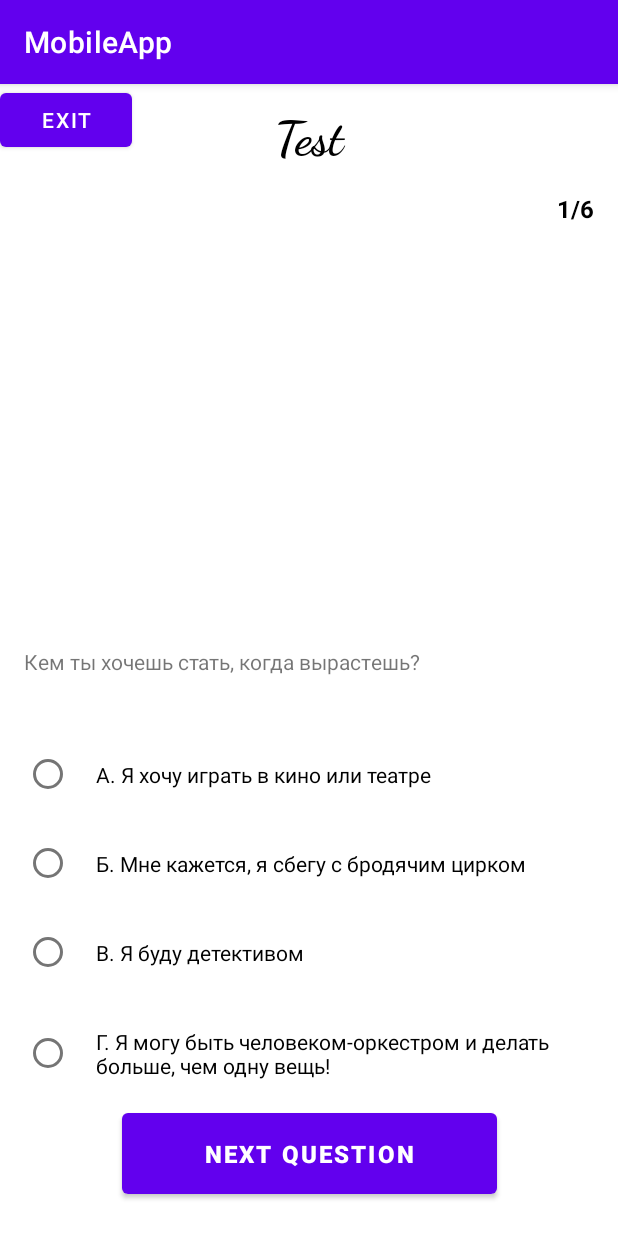
After one commit to Arinaky/MobileApp, an Android app: the QuizActivity screen opened directly, with no data from a screen before it, on a phone screen of 412 x 824 dp. The commit adds this screen. Run offline under Robolectric (Android 15) with nearby library versions, the phone set to English and light mode, and no system bars; libraries missing offline, so code that uses them is left out: com.vk.api.

Commit message:
Add Quiz

```diff
--- a/app/src/main/AndroidManifest.xml
+++ b/app/src/main/AndroidManifest.xml
@@ -14,7 +14,6 @@
             android:exported="true">
             <intent-filter>
                 <action android:name="android.intent.action.MAIN" />
-
                 <category android:name="android.intent.category.LAUNCHER" />
             </intent-filter>
         </activity>
@@ -26,6 +25,10 @@
             android:name=".MainActivity"
             android:exported="true"
             />
+        <activity
+            android:name=".QuizActivity"
+            android:exported="true"
+            />
     </application>
 
 </manifest>
--- /dev/null
+++ b/app/src/main/java/com/example/mobileapp/QuizActivity.kt
@@ -0,0 +1,131 @@
+package com.example.mobileapp
+
+import android.annotation.SuppressLint
+import android.content.Intent
+import androidx.appcompat.app.AppCompatActivity
+import android.os.Bundle
+import android.view.View
+import android.widget.*
+import androidx.fragment.app.Fragment
+import com.example.mobileapp.fragments.GamesFragment
+import com.example.mobileapp.fragments.HomeFragment
+import com.example.mobileapp.fragments.ProfileFragment
+import com.example.mobileapp.models.UserInfo
+import com.google.android.gms.auth.api.signin.GoogleSignIn
+import com.google.android.gms.auth.api.signin.GoogleSignInAccount
+import com.google.android.gms.auth.api.signin.GoogleSignInClient
+import com.google.android.gms.auth.api.signin.GoogleSignInOptions
+import com.google.android.material.bottomnavigation.BottomNavigationView
+import com.vk.api.sdk.VK
+import com.vk.api.sdk.auth.VKAccessToken
+
+class QuizActivity : AppCompatActivity() {
+
+    private val quizQuestions : Array<String> = Array(6) { "" }
+    private val quizAnswers : Array<Array<String>> = Array(4) { Array(6) { "" } }
+    private val quizScore : Array<Int> = Array(4) { 0 }
+    private lateinit var radioAnswers : RadioGroup
+    private lateinit var radioButton1 : RadioButton
+    private lateinit var radioButton2 : RadioButton
+    private lateinit var radioButton3 : RadioButton
+    private  lateinit var radioButton4 : RadioButton
+    private  lateinit var questionQuiz : TextView
+    private   lateinit var numberQuiz : TextView
+    private var currentQuestion : Int = 0
+
+    override fun onCreate(savedInstanceState: Bundle?) {
+        super.onCreate(savedInstanceState)
+        setContentView(R.layout.activity_quiz)
+
+        val exitButton = findViewById<Button>(R.id.exit_quiz)
+        exitButton.setOnClickListener {
+            finish()
+            startActivity(Intent(this, MainActivity::class.java))
+        }
+        quizAnswers[0] = arrayOf(
+            "А. Я хочу играть в кино или театре ",
+            "А. Красочный и полный жизни ",
+            "А. Банан",
+            "А. Добрые песни",
+            "А. В солнечную страну с пустынями",
+            "А. Я изменю мир!")
+        quizAnswers[1] = arrayOf(
+            "Б. Мне кажется, я сбегу с бродячим цирком ",
+            "Б. Разноцветный ",
+            "Б. Клубника ",
+            "Б. Танцевальную",
+            "Б. Куда-нибудь, где люди добрые",
+            "Б. Хочу рассмешить кого-то")
+        quizAnswers[2] = arrayOf(
+            "В. Я буду детективом ",
+            "В. Крутой и хайповый ",
+            "В. Голубика ",
+            "В. Классическую",
+            "В. К морю",
+            "В. Я чувствую грусть ")
+        quizAnswers[3] = arrayOf(
+            "Г. Я могу быть человеком-оркестром и делать больше, чем одну вещь!",
+            "Г. Каждый день ношу что-то разное",
+            "Г. Зеленое яблоко",
+            "Г. Мне нравится разная музыка, зависит от настроения",
+            "Г. Везде! Я хочу объездить весь мир ",
+            "Г. Чувствую себя, как всегда")
+
+        quizQuestions[0] = "Кем ты хочешь стать, когда вырастешь?"
+        quizQuestions[1] = "Какой у тебя стиль в одежде? "
+        quizQuestions[2] = "Выбери что-то вкусное: "
+        quizQuestions[3] = "Какую музыку ты слушаешь? "
+        quizQuestions[4] = "Куда бы тебе хотелось поехать?"
+        quizQuestions[5] = "Сегодня ты..."
+
+        radioAnswers = findViewById(R.id.radiogrp)
+        radioButton1 = findViewById(R.id.radioButton1)
+        radioButton2 = findViewById(R.id.radioButton2)
+        radioButton3 = findViewById(R.id.radioButton3)
+        radioButton4 = findViewById(R.id.radioButton4)
+
+        questionQuiz = findViewById(R.id.question_quiz)
+        numberQuiz = findViewById(R.id.question_number)
+
+        val buttonNextQuestion = findViewById<Button>(R.id.nextQuestionBtn)
+
+        buttonNextQuestion.setOnClickListener {
+            checkAnswer()
+            radioAnswers.clearCheck()
+        }
+
+        initViews()
+    }
+
+    @SuppressLint("SetTextI18n")
+    fun initViews() {
+        if (currentQuestion+1 == 7) {
+            finish()
+            startActivity(Intent(this, QuizResultActivity::class.java))
+        } else {
+            radioButton1.text = quizAnswers[0][currentQuestion]
+            radioButton2.text = quizAnswers[1][currentQuestion]
+            radioButton3.text = quizAnswers[2][currentQuestion]
+            radioButton4.text = quizAnswers[3][currentQuestion]
+
+            questionQuiz.text = quizQuestions[currentQuestion]
+            numberQuiz.text = (currentQuestion+1).toString() + "/6"
+        }
+    }
+
+    private fun checkAnswer() {
+        if (radioAnswers.checkedRadioButtonId != -1) {
+            val checkedRadioButton = findViewById<RadioButton>(radioAnswers.checkedRadioButtonId)
+            when (checkedRadioButton.text.toString()[0]) {
+                'А' -> quizScore[0] ++
+                'Б' -> quizScore[1] ++
+                'В' -> quizScore[2] ++
+                'Г' -> quizScore[3] ++
+            }
+            currentQuestion ++
+            initViews()
+        } else {
+            Toast.makeText(this, "Choose a option", Toast.LENGTH_SHORT).show()
+        }
+    }
+}
--- /dev/null
+++ b/app/src/main/java/com/example/mobileapp/QuizResultActivity.kt
@@ -0,0 +1,28 @@
+package com.example.mobileapp
+
+import android.content.Intent
+import androidx.appcompat.app.AppCompatActivity
+import android.os.Bundle
+import android.widget.Button
+import android.widget.ImageView
+import android.widget.TextView
+import androidx.fragment.app.Fragment
+import com.example.mobileapp.fragments.GamesFragment
+import com.example.mobileapp.fragments.HomeFragment
+import com.example.mobileapp.fragments.ProfileFragment
+import com.example.mobileapp.models.UserInfo
+import com.google.android.gms.auth.api.signin.GoogleSignIn
+import com.google.android.gms.auth.api.signin.GoogleSignInAccount
+import com.google.android.gms.auth.api.signin.GoogleSignInClient
+import com.google.android.gms.auth.api.signin.GoogleSignInOptions
+import com.google.android.material.bottomnavigation.BottomNavigationView
+import com.vk.api.sdk.VK
+import com.vk.api.sdk.auth.VKAccessToken
+
+class QuizResultActivity : AppCompatActivity() {
+
+    override fun onCreate(savedInstanceState: Bundle?) {
+        super.onCreate(savedInstanceState)
+        setContentView(R.layout.activity_quiz_result)
+    }
+}
--- a/app/src/main/java/com/example/mobileapp/fragments/GamesFragment.kt
+++ b/app/src/main/java/com/example/mobileapp/fragments/GamesFragment.kt
@@ -1,10 +1,13 @@
 package com.example.mobileapp.fragments
 
+import android.content.Intent
 import android.os.Bundle
-import androidx.fragment.app.Fragment
 import android.view.LayoutInflater
 import android.view.View
 import android.view.ViewGroup
+import android.widget.Button
+import androidx.fragment.app.Fragment
+import com.example.mobileapp.QuizActivity
 import com.example.mobileapp.R
 
 class GamesFragment : Fragment() {
@@ -12,7 +15,14 @@ class GamesFragment : Fragment() {
     override fun onCreateView(
         inflater: LayoutInflater, container: ViewGroup?,
         savedInstanceState: Bundle?
-    ): View? {
-        return inflater.inflate(R.layout.fragment_games, container, false)
+    ): View {
+        val view : View = inflater.inflate(R.layout.fragment_games, container, false)
+        val buttonStartQuiz = view.findViewById<Button>(R.id.button_quiz)
+        buttonStartQuiz.setOnClickListener {
+            activity?.finish()
+            val intent = Intent (activity, QuizActivity::class.java)
+            activity?.startActivity(intent)
+        }
+        return view
     }
 }
--- /dev/null
+++ b/app/src/main/res/layout/activity_quiz.xml
@@ -0,0 +1,131 @@
+<?xml version="1.0" encoding="utf-8"?>
+<androidx.constraintlayout.widget.ConstraintLayout xmlns:android="http://schemas.android.com/apk/res/android"
+    xmlns:tools="http://schemas.android.com/tools"
+    android:layout_width="match_parent"
+    android:layout_height="match_parent"
+    xmlns:app="http://schemas.android.com/apk/res-auto"
+    tools:ignore="ExtraText">
+    tools:context=".QuizActivity">
+
+    <Button
+        android:layout_width="wrap_content"
+        android:layout_height="wrap_content"
+        android:text="Exit"
+        android:id="@+id/exit_quiz"
+        android:layout_marginTop="@android:dimen/app_icon_size"
+        android:layout_marginStart="@android:dimen/app_icon_size"
+        />
+
+    <TextView
+        android:id="@+id/title"
+        android:layout_width="match_parent"
+        android:layout_height="wrap_content"
+        android:layout_marginTop="16dp"
+        android:fontFamily="cursive"
+        android:gravity="center_horizontal"
+        android:text="Test"
+        android:textColor="@color/black"
+        android:textSize="32sp"
+        android:textStyle="bold"
+        app:layout_constraintTop_toTopOf="parent" />
+    <TextView
+        android:id="@+id/question_number"
+        android:layout_width="wrap_content"
+        android:layout_height="wrap_content"
+        android:layout_marginTop="16dp"
+        android:layout_marginEnd="16dp"
+        android:text="1/6"
+        android:textColor="@color/black"
+        android:textSize="16sp"
+        android:textStyle="bold"
+        app:layout_constraintEnd_toEndOf="parent"
+        app:layout_constraintTop_toBottomOf="@+id/title" />
+
+    <RadioGroup
+        android:id="@+id/radiogrp"
+        android:layout_width="match_parent"
+        android:layout_height="wrap_content"
+        app:layout_constraintBottom_toTopOf="@+id/nextQuestionBtn"
+        app:layout_constraintEnd_toEndOf="parent"
+        app:layout_constraintHorizontal_bias="0.0"
+        app:layout_constraintStart_toStartOf="parent"
+        app:layout_constraintVertical_bias="0.095">
+        <TextView
+            android:layout_width="match_parent"
+            android:layout_height="wrap_content"
+            android:id="@+id/question_quiz"
+            android:layout_marginTop="@android:dimen/app_icon_size"
+            app:layout_constraintTop_toBottomOf="parent"
+            android:text="Question"
+            android:layout_marginStart="16dp"
+            />
+        <RadioButton
+            android:id="@+id/radioButton1"
+            android:layout_width="match_parent"
+            android:layout_height="wrap_content"
+            android:layout_marginStart="16dp"
+            android:layout_marginTop="40dp"
+            android:layout_marginEnd="16dp"
+            android:padding="16dp"
+            android:text="Option 1"
+            android:textColor="@color/black"
+            app:layout_constraintEnd_toEndOf="parent"
+            app:layout_constraintHorizontal_bias="0.0"
+            app:layout_constraintStart_toStartOf="parent"
+            />
+        <RadioButton
+            android:id="@+id/radioButton2"
+            android:layout_width="match_parent"
+            android:layout_height="wrap_content"
+            android:layout_marginStart="16dp"
+            android:layout_marginTop="8dp"
+            android:layout_marginEnd="16dp"
+            android:padding="16dp"
+            android:text="Option 2"
+            android:textColor="@color/black"
+            app:layout_constraintEnd_toEndOf="parent"
+            app:layout_constraintHorizontal_bias="0.0"
+            app:layout_constraintStart_toStartOf="parent"
+            app:layout_constraintTop_toBottomOf="@+id/radioButton1" />
+        <RadioButton
+            android:id="@+id/radioButton3"
+            android:layout_width="match_parent"
+            android:layout_height="wrap_content"
+            android:layout_marginStart="16dp"
+            android:layout_marginTop="8dp"
+            android:layout_marginEnd="16dp"
+            android:padding="16dp"
+            android:text="Option 3"
+            app:layout_constraintEnd_toEndOf="parent"
+            app:layout_constraintHorizontal_bias="0.0"
+            app:layout_constraintStart_toStartOf="parent"
+            app:layout_constraintTop_toBottomOf="@+id/radioButton2" />
+        <RadioButton
+            android:id="@+id/radioButton4"
+            android:layout_width="match_parent"
+            android:layout_height="wrap_content"
+            android:layout_marginStart="16dp"
+            android:layout_marginTop="8dp"
+            android:layout_marginEnd="16dp"
+            android:padding="16dp"
+            android:text="Option 4"
+            app:layout_constraintEnd_toEndOf="parent"
+            app:layout_constraintHorizontal_bias="0.0"
+            app:layout_constraintStart_toStartOf="parent"
+            app:layout_constraintTop_toBottomOf="@+id/radioButton3" />
+    </RadioGroup>
+    <Button
+        android:id="@+id/nextQuestionBtn"
+        android:layout_width="250dp"
+        android:layout_height="wrap_content"
+        android:layout_marginBottom="22dp"
+        android:padding="16dp"
+        android:text="Next Question"
+        android:textColor="#ffff"
+        android:textSize="16sp"
+        android:textStyle="bold"
+        app:layout_constraintBottom_toBottomOf="parent"
+        app:layout_constraintEnd_toEndOf="parent"
+        app:layout_constraintStart_toStartOf="parent" />
+
+</androidx.constraintlayout.widget.ConstraintLayout>
--- /dev/null
+++ b/app/src/main/res/layout/activity_quiz_result.xml
@@ -0,0 +1,6 @@
+<?xml version="1.0" encoding="utf-8"?>
+<androidx.constraintlayout.widget.ConstraintLayout xmlns:android="http://schemas.android.com/apk/res/android"
+    android:layout_width="match_parent"
+    android:layout_height="match_parent">
+
+</androidx.constraintlayout.widget.ConstraintLayout>
--- a/app/src/main/res/layout/fragment_games.xml
+++ b/app/src/main/res/layout/fragment_games.xml
@@ -12,8 +12,20 @@
         <TextView
             android:layout_width="wrap_content"
             android:layout_height="wrap_content"
+            android:layout_alignParentTop="true"
+            android:layout_margin="@android:dimen/app_icon_size"
             android:layout_centerInParent="true"
             android:text="Games"
+            android:id="@+id/games_title"
+            />
+
+        <Button
+            android:layout_width="wrap_content"
+            android:layout_height="wrap_content"
+            android:layout_below="@id/games_title"
+            android:layout_centerInParent="true"
+            android:text="Quiz"
+            android:id="@+id/button_quiz"
             />
 
     </RelativeLayout>
```
